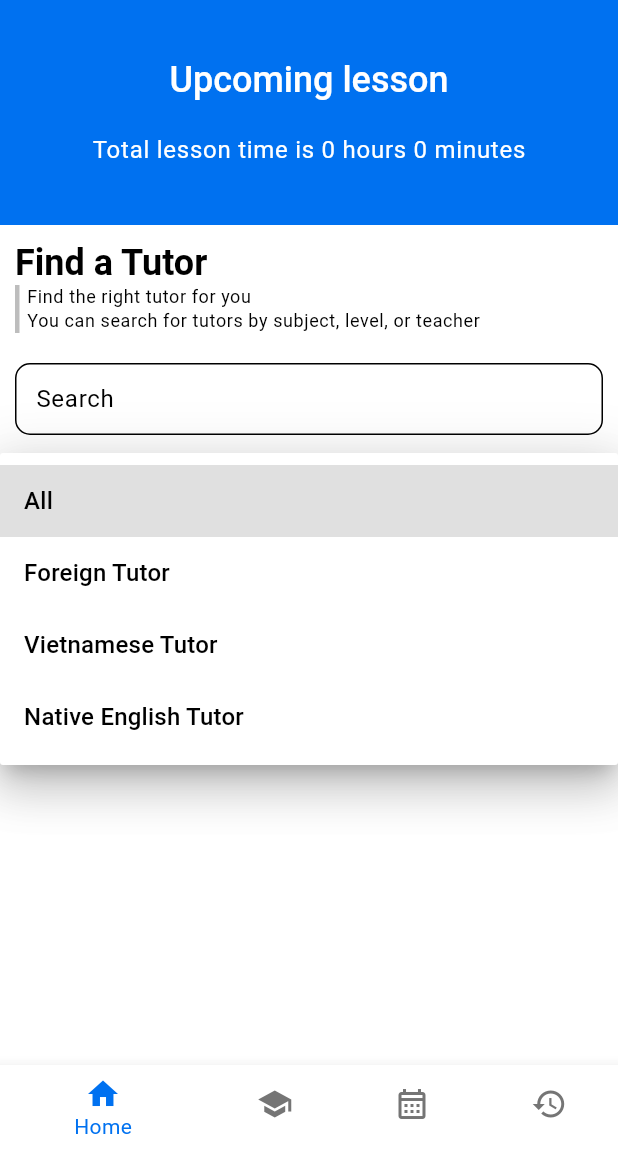
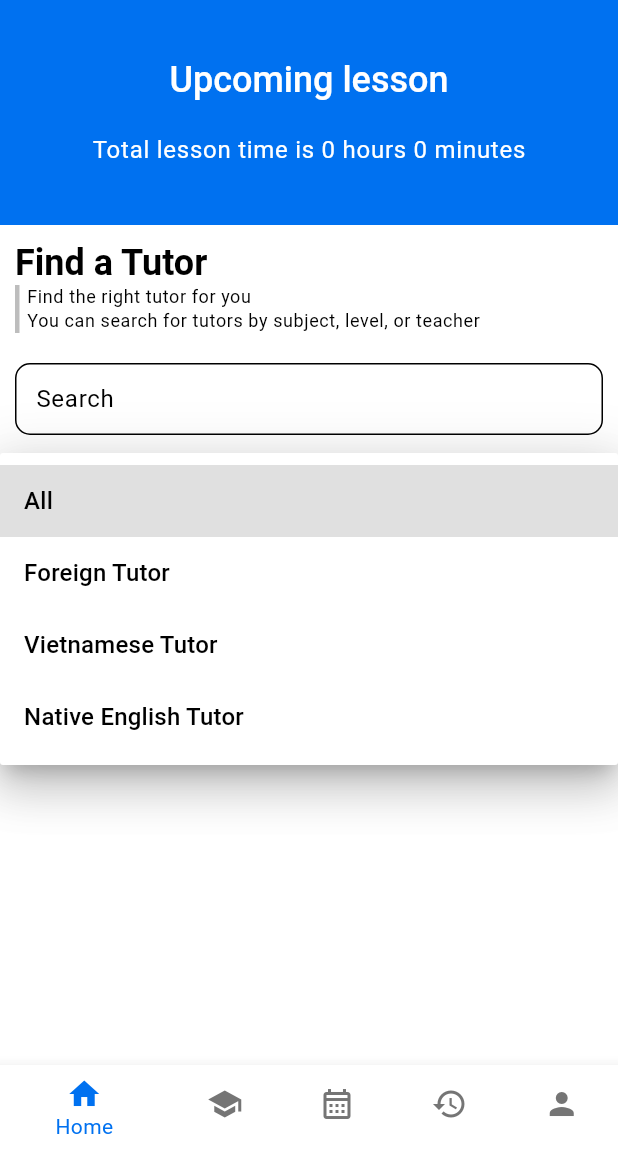
Before and after one commit to longvu2907/LetTutor, a Flutter app: the HomePage screen opened by its route, after a tap on "Nationality", on a phone screen of 412 x 824 dp, the part 84-1236 px from its top. Run offline on Flutter 3.47's test engine with Material 3 defaults, Android fonts, the phone set to English and light mode, and no system bars; our stand-ins replace country_picker, flutter_form_builder, flutter_svg, form_builder_validators, material_design_icons_flutter, table_calendar and 2 more; missing offline and left inert: syncfusion_flutter_pdfviewer; network calls fail.

Commit message:
profile page, setting page

```diff
--- a/lib/models/auth.dart
+++ b/lib/models/auth.dart
@@ -9,10 +9,8 @@ class Auth extends ChangeNotifier {
   Auth({this.user, this.accessToken, this.refreshToken});
 
   factory Auth.fromJson(Map<String, dynamic> json) {
-    print(User.fromJson(json['user']));
-
     return Auth(
-      user: null,
+      user: json['user'] != null ? User.fromJson(json['user']) : null,
       accessToken: json['tokens']['access']['token'],
       refreshToken: json['tokens']['refresh']['token'],
     );
--- /dev/null
+++ b/lib/models/setting.dart
@@ -0,0 +1,16 @@
+import 'package:flutter/material.dart';
+
+class Setting extends ChangeNotifier {
+  bool isDarkMode = false;
+  String language = 'English';
+
+  void setDarkMode(bool isDarkMode) {
+    this.isDarkMode = isDarkMode;
+    notifyListeners();
+  }
+
+  void setLanguage(String language) {
+    this.language = language;
+    notifyListeners();
+  }
+}
--- a/lib/pages/home_page.dart
+++ b/lib/pages/home_page.dart
@@ -1,6 +1,7 @@
 import 'package:flutter/material.dart';
 import 'package:lettutor/pages/discover_page.dart';
 import 'package:lettutor/pages/history_page.dart';
+import 'package:lettutor/pages/profile_page.dart';
 import 'package:lettutor/pages/schedule_page.dart';
 import 'package:lettutor/pages/tutor_list_page.dart';
 import 'package:lettutor/widgets/custom_app_bar.dart';
@@ -45,6 +46,10 @@ class _HomePageState extends State<HomePage> {
             icon: Icon(Icons.history),
             label: 'History',
           ),
+          BottomNavigationBarItem(
+            icon: Icon(Icons.person),
+            label: 'Profile',
+          ),
         ],
       ),
       body: IndexedStack(
@@ -54,6 +59,7 @@ class _HomePageState extends State<HomePage> {
           DiscoverPage(),
           SchedulePage(),
           HistoryPage(),
+          ProfilePage(),
         ],
       ),
     );
--- /dev/null
+++ b/lib/pages/profile_page.dart
@@ -0,0 +1,149 @@
+import 'package:flutter/material.dart';
+import 'package:flutter_form_builder/flutter_form_builder.dart';
+import 'package:form_builder_validators/form_builder_validators.dart';
+import 'package:lettutor/models/auth.dart';
+import 'package:lettutor/models/user.dart';
+import 'package:lettutor/widgets/button.dart';
+import 'package:lettutor/widgets/text_input.dart';
+import 'package:provider/provider.dart';
+
+class ProfilePage extends StatefulWidget {
+  const ProfilePage({super.key});
+
+  @override
+  State<ProfilePage> createState() => _ProfilePageState();
+}
+
+class _ProfilePageState extends State<ProfilePage> {
+  final _formKey = GlobalKey<FormBuilderState>();
+
+  @override
+  Widget build(BuildContext context) {
+    User? userData = context.watch<Auth>().user;
+
+    return SingleChildScrollView(
+      padding: const EdgeInsets.all(10),
+      child: Column(
+        children: [
+          Row(
+            children: [
+              CircleAvatar(
+                radius: 50,
+                backgroundImage: NetworkImage(userData?.avatar ?? ''),
+              ),
+              const SizedBox(
+                width: 10,
+              ),
+              Wrap(
+                direction: Axis.vertical,
+                children: [
+                  Text(
+                    userData?.name ?? '',
+                    style: Theme.of(context).textTheme.titleLarge?.copyWith(
+                          height: 1.4,
+                        ),
+                  ),
+                  Text(
+                    userData?.email ?? '',
+                    style: Theme.of(context).textTheme.bodyMedium?.copyWith(
+                          height: 1.4,
+                        ),
+                  ),
+                  Text(userData?.id ?? '')
+                ],
+              )
+            ],
+          ),
+          const SizedBox(height: 50),
+          FormBuilder(
+            key: _formKey,
+            child: Column(
+              children: [
+                TextInput(
+                  name: 'name',
+                  labelText: "Name",
+                  initialValue: userData?.name ?? '',
+                  validator: FormBuilderValidators.compose([
+                    FormBuilderValidators.required(),
+                  ]),
+                ),
+                const SizedBox(height: 20),
+                TextInput(
+                  name: 'email',
+                  labelText: "Email",
+                  disabled: true,
+                  initialValue: userData?.email ?? '',
+                  validator: FormBuilderValidators.compose([
+                    FormBuilderValidators.required(),
+                  ]),
+                ),
+                const SizedBox(height: 20),
+                TextInput(
+                  name: 'country',
+                  labelText: "Country",
+                  disabled: true,
+                  initialValue: userData?.country ?? '',
+                  validator: FormBuilderValidators.compose([
+                    FormBuilderValidators.required(),
+                  ]),
+                ),
+                const SizedBox(height: 20),
+                TextInput(
+                  name: 'phone',
+                  labelText: "Phone Number",
+                  disabled: true,
+                  initialValue: userData?.phone ?? '',
+                  validator: FormBuilderValidators.compose([
+                    FormBuilderValidators.required(),
+                  ]),
+                ),
+                const SizedBox(height: 20),
+                TextInput(
+                  name: 'birthday',
+                  labelText: "Birthday",
+                  disabled: true,
+                  initialValue: userData?.birthday.toString() ?? '',
+                  validator: FormBuilderValidators.compose([
+                    FormBuilderValidators.required(),
+                  ]),
+                ),
+                const SizedBox(height: 20),
+                TextInput(
+                  name: 'level',
+                  labelText: "Level",
+                  disabled: true,
+                  initialValue: userData?.level ?? '',
+                  validator: FormBuilderValidators.compose([
+                    FormBuilderValidators.required(),
+                  ]),
+                ),
+              ],
+            ),
+          ),
+          const SizedBox(height: 20),
+          Button(
+            text: 'Save',
+            isFullWidth: true,
+            onPressed: () {
+              if (_formKey.currentState?.saveAndValidate() ?? false) {
+                final data = _formKey.currentState?.value;
+
+                userData?.name = data?['name'];
+                context.read<Auth>().setUser(userData);
+                print(data);
+              }
+            },
+          ),
+          const SizedBox(height: 20),
+          Button(
+            text: 'Setting',
+            isFullWidth: true,
+            onPressed: () {
+              Navigator.pushNamed(context, 'setting');
+            },
+          )
+        ],
+      ),
+    );
+  }
+}
--- a/lib/routers/routes.dart
+++ b/lib/routers/routes.dart
@@ -8,6 +8,7 @@ import 'package:lettutor/pages/home_page.dart';
 import 'package:lettutor/pages/lesson_detail_page.dart';
 import 'package:lettutor/pages/meeting_page.dart';
 import 'package:lettutor/pages/schedule_page.dart';
+import 'package:lettutor/pages/setting_page.dart';
 import 'package:lettutor/pages/tutor_list_page.dart';
 
 Map<String, WidgetBuilder> routes = {
@@ -21,4 +22,5 @@ Map<String, WidgetBuilder> routes = {
   'lesson-detail': (context) => const LessonDetailPage(),
   'meeting': (context) => const MeetingPage(),
   'tutor-list': (context) => const TutorListPage(),
+  'setting': (context) => const SettingPage(),
 };
--- a/lib/widgets/text_input.dart
+++ b/lib/widgets/text_input.dart
@@ -8,6 +8,8 @@ class TextInput extends StatefulWidget {
   final double? width;
   final bool isPasswordField;
   final void Function(String?)? onChange;
+  final String? initialValue;
+  final bool disabled;
 
   const TextInput({
     super.key,
@@ -17,6 +19,8 @@ class TextInput extends StatefulWidget {
     this.validator,
     this.width,
     this.isPasswordField = false,
+    this.initialValue,
+    this.disabled = false,
   });
 
   @override
@@ -42,6 +46,8 @@ class _TextInputState extends State<TextInput> {
         textInputAction: TextInputAction.next,
         validator: widget.validator,
         obscureText: !_passwordVisible,
+        initialValue: widget.initialValue ?? '',
+        enabled: !widget.disabled,
         decoration: InputDecoration(
           suffixIcon: widget.isPasswordField
               ? IconButton(
```
Also changed, not shown: lib/main.dart (+10 -2 lines), lib/pages/setting_page.dart (added, +76 -0 lines).
